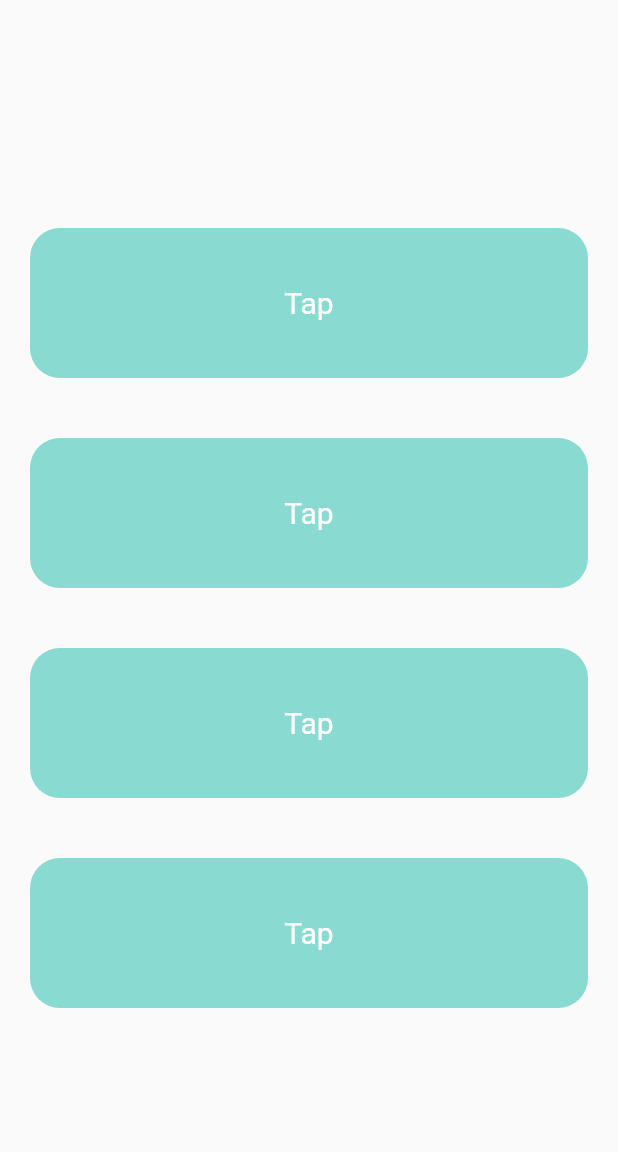
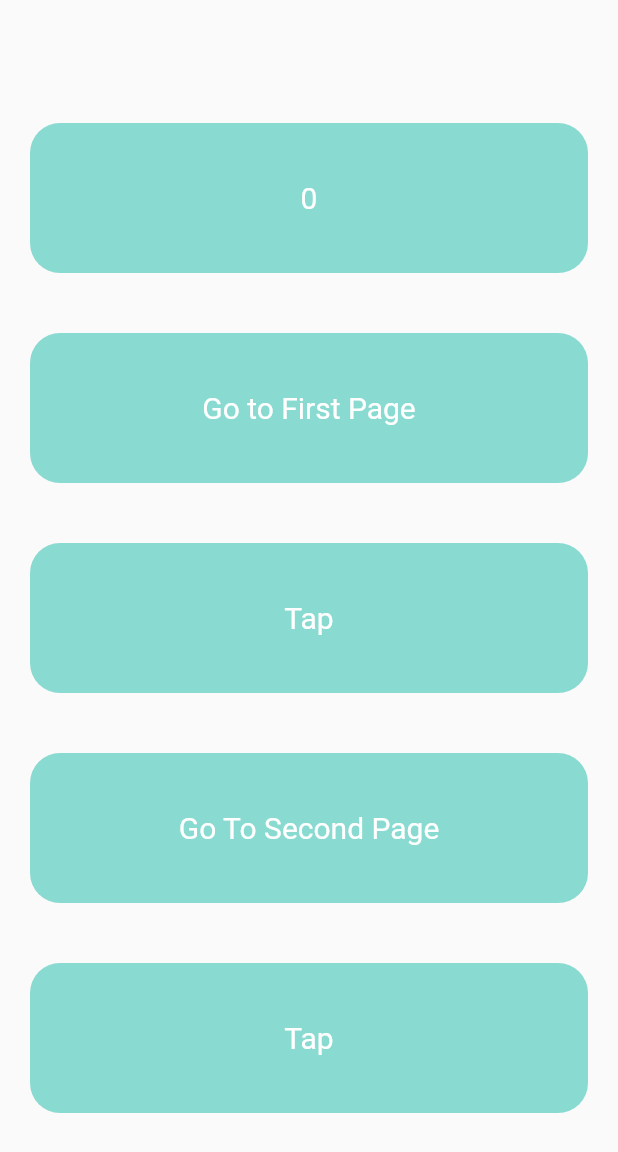
Before and after one commit to CodeFlyAir/GetX_Demo, a Flutter app: the screen it shows after launch, on a phone screen of 412 x 824 dp. Shown: the top 1152 px of the screen. Run offline on Flutter 3.47's test engine with Material 2 defaults, Android fonts, the phone set to English and light mode, and no system bars; our stand-ins replace get.

Commit message:
GetX with int and RxInt

```diff
--- a/lib/controllers/tap_controller.dart
+++ b/lib/controllers/tap_controller.dart
@@ -1,3 +1,41 @@
 import 'package:get/get.dart';
 
-class TapController extends GetxController {}
+class TapController extends GetxController {
+  int _x = 0;
+
+  int get x => _x;
+
+  RxInt _y = 0.obs;
+
+  RxInt get y => _y;
+  RxInt _z = 0.obs;
+
+  int get z => _z.value;
+
+  void increaseX() {
+    _x++;
+    update();
+    print(_x);
+  }
+
+  void decreaseX() {
+    _x--;
+    update();
+    print(_x);
+  }
+
+  void increaseY() {
+    _y.value++;
+    print(_y.value);
+  }
+
+  void decreaseY() {
+    _y.value--;
+    print(_y.value);
+  }
+
+  void totalXY() {
+    _z.value = _x + _y.value;
+    print(_z);
+  }
+}
--- a/lib/home_page.dart
+++ b/lib/home_page.dart
@@ -1,10 +1,16 @@
 import 'package:flutter/material.dart';
+import 'package:get/get.dart';
+import 'package:getx_demo/controllers/tap_controller.dart';
+import 'package:getx_demo/second_page.dart';
+
+import 'first_page.dart';
 
 class HomePage extends StatelessWidget {
   const HomePage({Key? key}) : super(key: key);
 
   @override
   Widget build(BuildContext context) {
+    TapController controller = Get.put(TapController());
     return Scaffold(
       body: Container(
         width: double.maxFinite,
@@ -12,8 +18,46 @@ class HomePage extends StatelessWidget {
         child: Column(
           mainAxisAlignment: MainAxisAlignment.center,
           children: [
+            GetBuilder<TapController>(
+              builder: (tapController) {
+                return Container(
+                  margin: const EdgeInsets.all(20),
+                  width: double.maxFinite,
+                  height: 100,
+                  decoration: BoxDecoration(
+                      borderRadius: BorderRadius.circular(20),
+                      color: Color(0xFF89dad0)),
+                  child: Center(
+                      child: Text(
+                    tapController.x.toString(),
+                    style: TextStyle(fontSize: 20, color: Colors.white),
+                  )),
+                );
+              },
+            ),
             GestureDetector(
-              onTap: () {},
+              onTap: () {
+                controller.increaseX();
+                Get.to(() => FirstPage());
+              },
+              child: Container(
+                margin: const EdgeInsets.all(20),
+                width: double.maxFinite,
+                height: 100,
+                decoration: BoxDecoration(
+                    borderRadius: BorderRadius.circular(20),
+                    color: Color(0xFF89dad0)),
+                child: const Center(
+                    child: Text(
+                  "Go to First Page",
+                  style: TextStyle(fontSize: 20, color: Colors.white),
+                )),
+              ),
+            ),
+            GestureDetector(
+              onTap: () {
+                controller.increaseX();
+              },
               child: Container(
                 margin: const EdgeInsets.all(20),
                 width: double.maxFinite,
@@ -29,7 +73,9 @@ class HomePage extends StatelessWidget {
               ),
             ),
             GestureDetector(
-              onTap: () {},
+              onTap: () {
+                Get.to(() => const SecondPage());
+              },
               child: Container(
                 margin: const EdgeInsets.all(20),
                 width: double.maxFinite,
@@ -39,23 +85,7 @@ class HomePage extends StatelessWidget {
                     color: Color(0xFF89dad0)),
                 child: Center(
                     child: Text(
-                  "Tap",
-                  style: TextStyle(fontSize: 20, color: Colors.white),
-                )),
-              ),
-            ),
-            GestureDetector(
-              onTap: () {},
-              child: Container(
-                margin: const EdgeInsets.all(20),
-                width: double.maxFinite,
-                height: 100,
-                decoration: BoxDecoration(
-                    borderRadius: BorderRadius.circular(20),
-                    color: Color(0xFF89dad0)),
-                child: Center(
-                    child: Text(
-                  "Tap",
+                  "Go To Second Page",
                   style: TextStyle(fontSize: 20, color: Colors.white),
                 )),
               ),
--- a/lib/main.dart
+++ b/lib/main.dart
@@ -1,4 +1,5 @@
 import 'package:flutter/material.dart';
+import 'package:get/get_navigation/src/root/get_material_app.dart';
 import 'package:getx_demo/home_page.dart';
 
 void main() {
@@ -11,7 +12,7 @@ class MyApp extends StatelessWidget {
   // This widget is the root of your application.
   @override
   Widget build(BuildContext context) {
-    return MaterialApp(
+    return GetMaterialApp(
       title: 'Flutter Demo',
       theme: ThemeData(
         // This is the theme of your application.
```
Also changed, not shown: lib/first_page.dart (added, +65 -0 lines), lib/second_page.dart (added, +36 -0 lines), lib/third_page.dart (added, +111 -0 lines).
